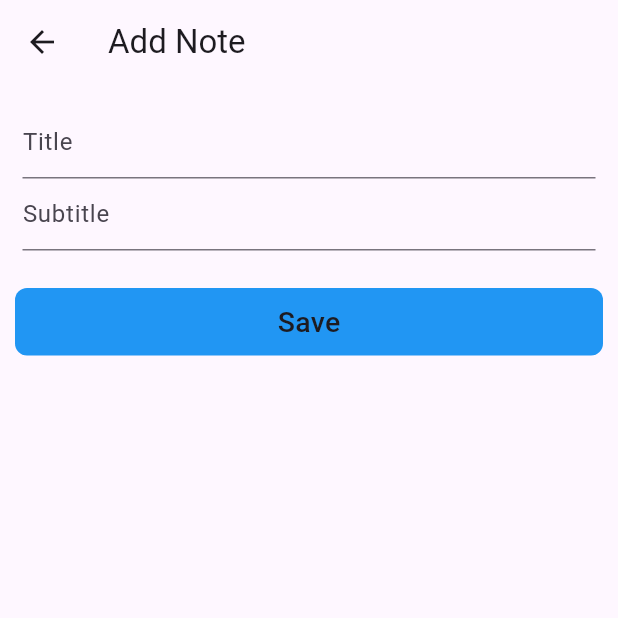
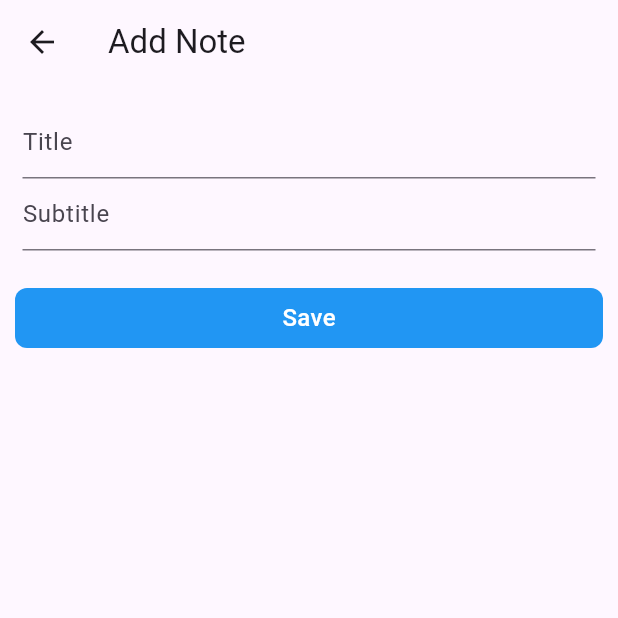
Before and after one commit to Akshay-Panika/Note-app-with-sharedpreference, a Flutter app: the AddNoteScreen screen opened directly, on a phone screen of 412 x 824 dp, the top half of it. Run offline on Flutter 3.47's test engine with Material 3 defaults, Android fonts, the phone set to English and light mode, and no system bars; our stand-ins replace shared_preferences; accounts and stored records are empty.

```diff
--- a/lib/add_note_screen.dart
+++ b/lib/add_note_screen.dart
@@ -65,13 +65,13 @@ class _AddNoteScreenState extends State<AddNoteScreen> {
               Navigator.pop(context, 'loadData');
             },
             child: Container(
-              height: 45,
+              height: 40,
               width: double.infinity,
               margin: const EdgeInsets.symmetric(horizontal: 10),
               decoration: BoxDecoration(borderRadius: BorderRadius.circular(8),
                 color: Colors.blue
               ),
-              child: const Center(child: Text('Save',style: TextStyle(fontSize: 19,fontWeight: FontWeight.w500),),),
+              child: const Center(child: Text('Save',style: TextStyle(fontSize: 16,fontWeight: FontWeight.w500,color: Colors.white),),),
             ),
           )
         ],
```
